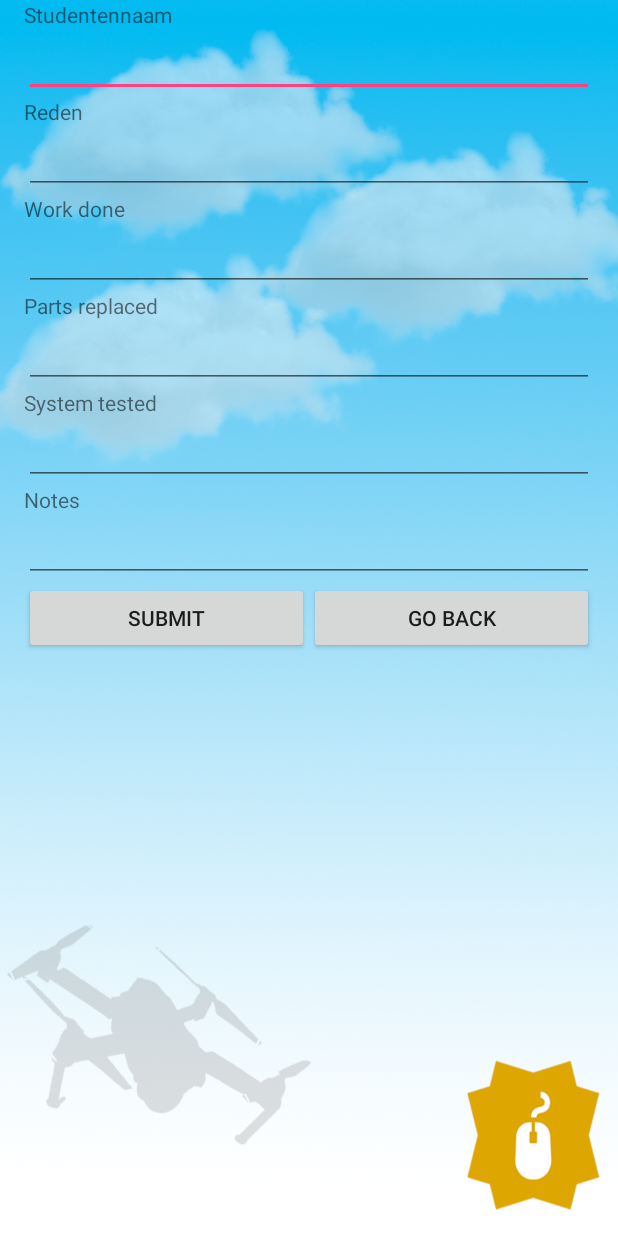
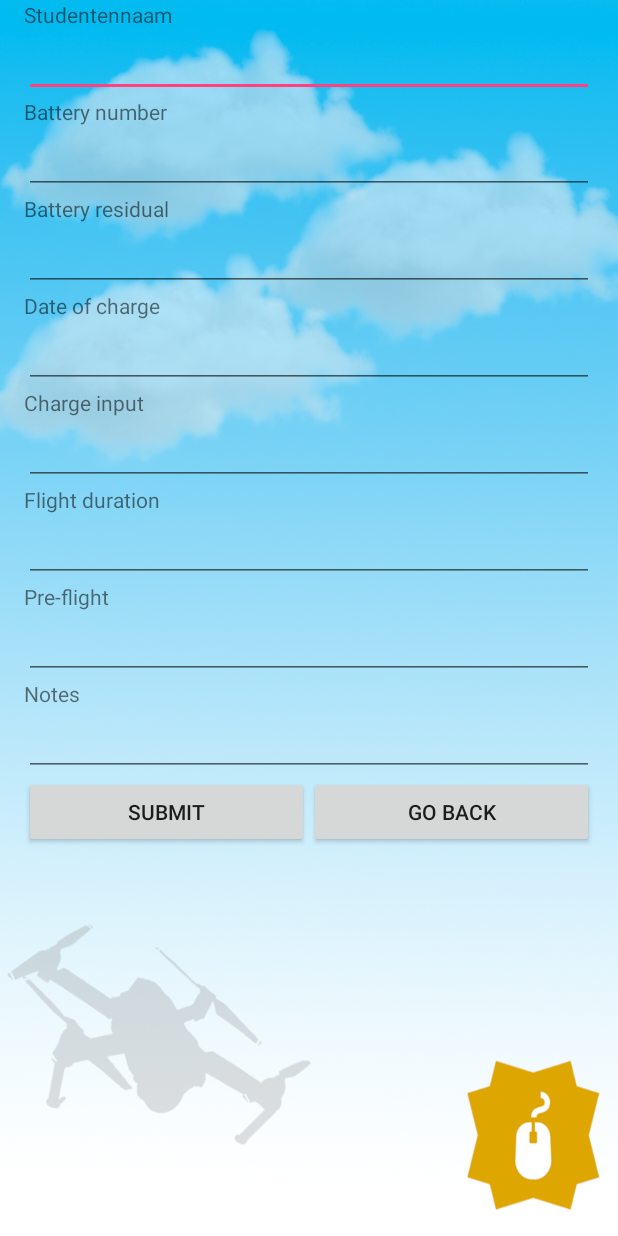
Before and after one commit to Darkscarves/Dronesproject, an Android app: the layout batterylog.xml on its own in the app's theme, with its tools: preview values and no code run, on a phone screen of 412 x 824 dp. Run offline under Robolectric (Android 15) with nearby library versions, the phone set to English and light mode, and no system bars.

Commit message:
battery log

```diff
--- a/app/src/main/res/layout/batterylog.xml
+++ b/app/src/main/res/layout/batterylog.xml
@@ -33,7 +33,7 @@
                 android:id="@+id/textView12"
                 android:layout_width="match_parent"
                 android:layout_height="wrap_content"
-                android:text="@string/reden" />
+                android:text="Battery number" />
 
             <EditText
                 android:id="@+id/editText2"
@@ -46,7 +46,7 @@
                 android:id="@+id/textView13"
                 android:layout_width="match_parent"
                 android:layout_height="wrap_content"
-                android:text="@string/work_done" />
+                android:text="Battery residual" />
 
             <EditText
                 android:id="@+id/editText3"
@@ -59,7 +59,7 @@
                 android:id="@+id/textView19"
                 android:layout_width="match_parent"
                 android:layout_height="wrap_content"
-                android:text="@string/parts_replaced" />
+                android:text="Date of charge" />
 
             <EditText
                 android:id="@+id/editText4"
@@ -72,7 +72,7 @@
                 android:id="@+id/textView18"
                 android:layout_width="match_parent"
                 android:layout_height="wrap_content"
-                android:text="@string/system_tested" />
+                android:text="Charge input" />
 
             <EditText
                 android:id="@+id/editText5"
@@ -85,10 +85,36 @@
                 android:id="@+id/textView17"
                 android:layout_width="match_parent"
                 android:layout_height="wrap_content"
-                android:text="@string/notes" />
+                android:text="Flight duration" />
 
             <EditText
                 android:id="@+id/editText6"
+                android:layout_width="match_parent"
+                android:layout_height="wrap_content"
+                android:ems="10"
+                android:inputType="textPersonName" />
+
+            <TextView
+                android:id="@+id/textView1"
+                android:layout_width="match_parent"
+                android:layout_height="wrap_content"
+                android:text="Pre-flight" />
+
+            <EditText
+                android:id="@+id/editText7"
+                android:layout_width="match_parent"
+                android:layout_height="wrap_content"
+                android:ems="10"
+                android:inputType="textPersonName" />
+
+            <TextView
+                android:id="@+id/textView2"
+                android:layout_width="match_parent"
+                android:layout_height="wrap_content"
+                android:text="Notes" />
+
+            <EditText
+                android:id="@+id/editText8"
                 android:layout_width="match_parent"
                 android:layout_height="wrap_content"
                 android:ems="10"
```
